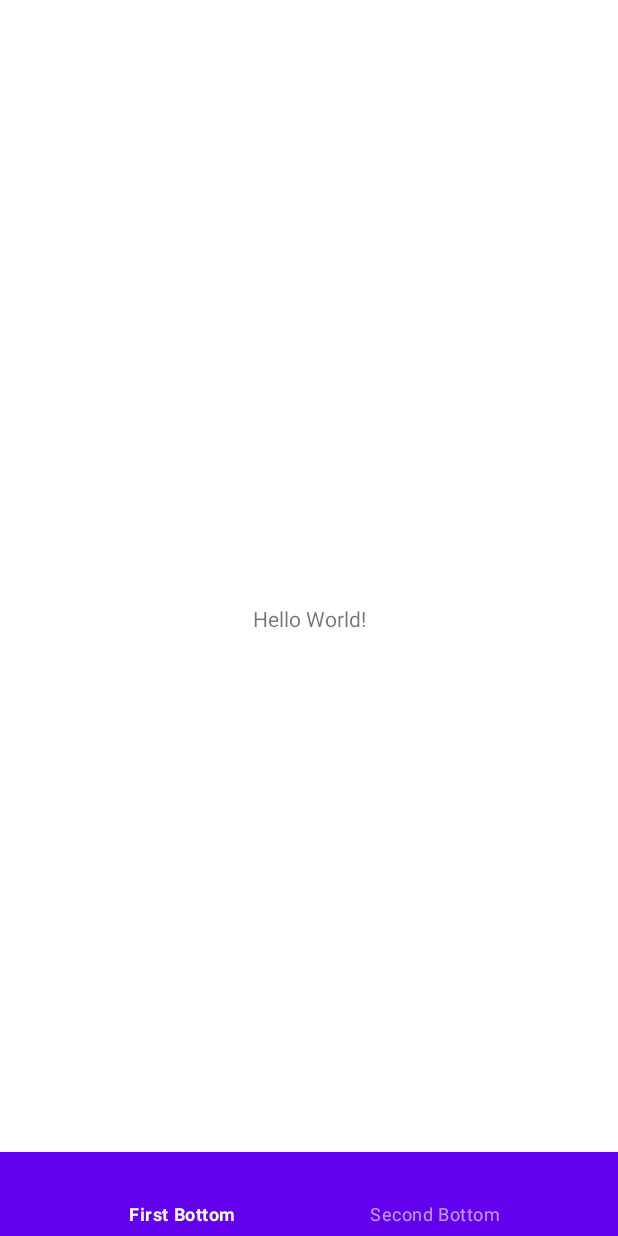
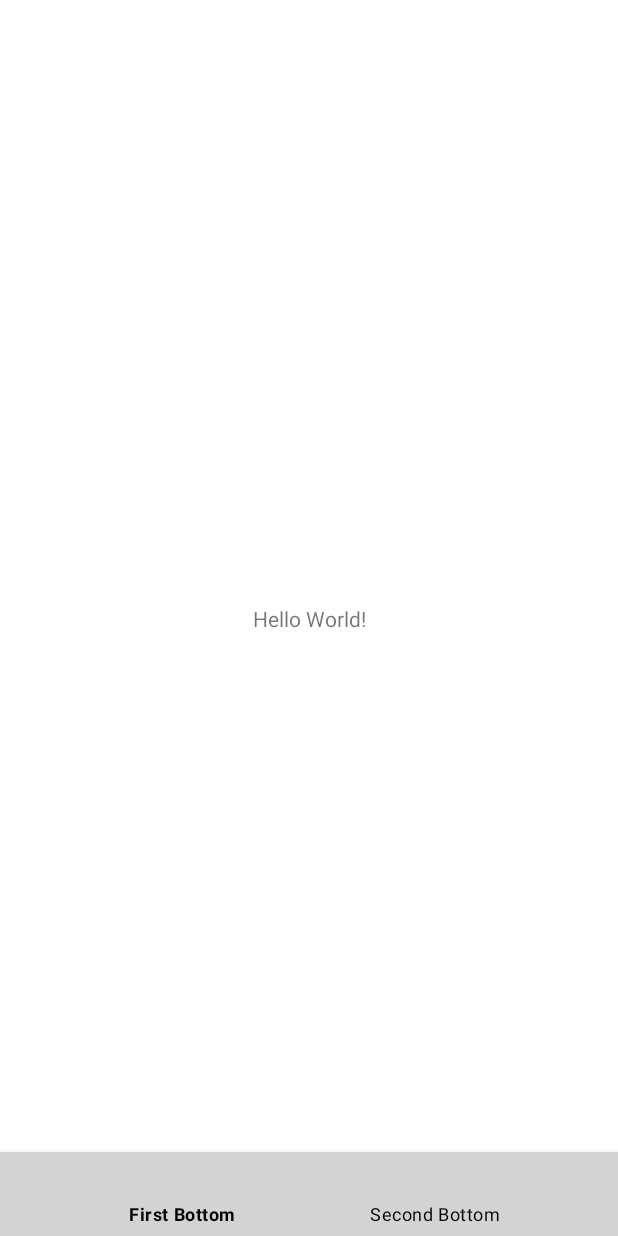
Before and after one commit to HusnainNasir/StubProjectJava, an Android app: the layout activity_main.xml on its own in the app's theme, with its tools: preview values and no code run, on a phone screen of 412 x 824 dp. Run offline under Robolectric (Android 15) with nearby library versions, the phone set to English and light mode, and no system bars.

```diff
--- a/app/src/main/java/com/example/mainthings/MyApplication.java
+++ b/app/src/main/java/com/example/mainthings/MyApplication.java
@@ -1,6 +1,8 @@
 package com.example.mainthings;
 
 import android.content.Context;
+
+import com.example.mainthings.utils.NetworkManager;
 
 import androidx.multidex.MultiDexApplication;
 
@@ -22,5 +24,6 @@ public class MyApplication extends MultiDexApplication {
     public void onCreate() {
         super.onCreate();
         instance = this;
+        new NetworkManager(this);
     }
 }
--- a/app/src/main/res/layout/activity_main.xml
+++ b/app/src/main/res/layout/activity_main.xml
@@ -19,6 +19,7 @@
         android:id="@+id/bottom_navigation"
         android:layout_width="match_parent"
         android:layout_height="wrap_content"
+        app:itemTextColor="@color/black"
         style="@style/Widget.MaterialComponents.BottomNavigationView.Colored"
         app:layout_constraintBottom_toBottomOf="parent"
         app:layout_constraintLeft_toLeftOf="parent"
--- a/app/src/main/res/values-night/themes.xml
+++ b/app/src/main/res/values-night/themes.xml
@@ -2,7 +2,7 @@
     <!-- Base application theme. -->
     <style name="Theme.MainThings" parent="Theme.MaterialComponents.DayNight.DarkActionBar">
         <!-- Primary brand color. -->
-        <item name="colorPrimary">@color/purple_200</item>
+        <item name="colorPrimary">@color/silver_dark</item>
         <item name="colorPrimaryVariant">@color/white</item>
         <item name="colorOnPrimary">@color/black</item>
         <!-- Secondary brand color. -->
--- a/app/src/main/res/values/colors.xml
+++ b/app/src/main/res/values/colors.xml
@@ -1,8 +1,7 @@
 <?xml version="1.0" encoding="utf-8"?>
 <resources>
-    <color name="purple_200">#FFBB86FC</color>
-    <color name="purple_500">#FF6200EE</color>
-    <color name="purple_700">#FF3700B3</color>
+    <color name="silver_dark">#D3D3D3</color>
+    <color name="light_grey">#C0C0C0</color>
     <color name="teal_200">#FF03DAC5</color>
     <color name="teal_700">#FF018786</color>
     <color name="black">#FF000000</color>
--- a/app/src/main/res/values/themes.xml
+++ b/app/src/main/res/values/themes.xml
@@ -2,8 +2,8 @@
     <!-- Base application theme. -->
     <style name="Theme.MainThings" parent="Theme.MaterialComponents.DayNight.DarkActionBar">
         <!-- Primary brand color. -->
-        <item name="colorPrimary">@color/purple_500</item>
-        <item name="colorPrimaryVariant">@color/purple_700</item>
+        <item name="colorPrimary">@color/silver_dark</item>
+        <item name="colorPrimaryVariant">@color/light_grey</item>
         <item name="colorOnPrimary">@color/white</item>
         <!-- Secondary brand color. -->
         <item name="colorSecondary">@color/teal_200</item>
@@ -17,4 +17,8 @@
     <style name="AlertDialogCustom" parent="Theme.AppCompat.Light.Dialog.Alert">
         <item name="backgroundColor">@color/white</item>
     </style>
+
+    <style name="ActionBarColor" parent="Theme.MaterialComponents.Light.DarkActionBar">
+        <item name="android:textColor">@color/black</item>
+    </style>
 </resources>
```
Also changed, not shown: app/src/main/java/com/example/mainthings/BaseActivity.java (+16 -0 lines), app/src/main/java/com/example/mainthings/ui/main_activity/MainActivity.java (+15 -2 lines), app/src/main/java/com/example/mainthings/utils/NetworkManager.java (added, +91 -0 lines).
